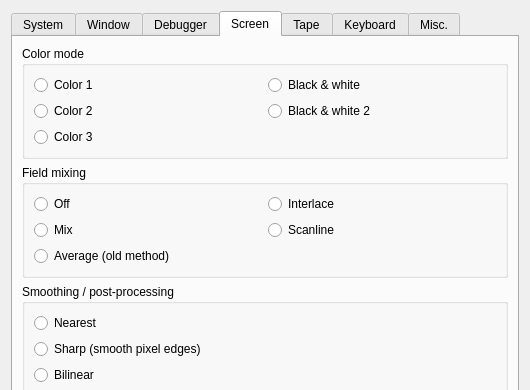
This is src/qt/qtSettingsDialog.ui in vpyk/emu80v4 as Qt 5 draws it before an edit; both pictures show x 0 to 530 and y 0 to 390 of the 530 by 621 pixel window. The edited form follows.
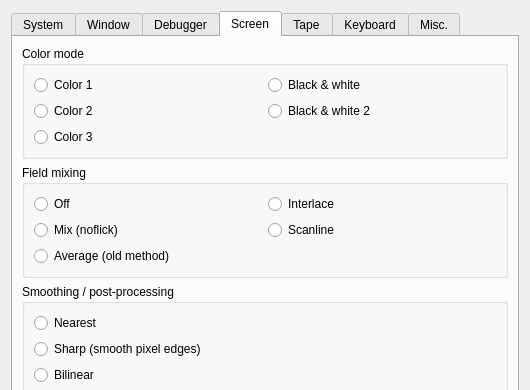
This is the edited form. The open tabs and pages were chosen to show the change.

Commit message: Mention "noflick" in the appropriate filed mixing mode

Diff of the .ui file:
```diff
--- a/src/qt/qtSettingsDialog.ui
+++ b/src/qt/qtSettingsDialog.ui
@@ -1226,7 +1226,7 @@
           <item row="1" column="0">
            <widget class="QRadioButton" name="mixingMixRadioButton">
             <property name="text">
-             <string>Mix</string>
+             <string>Mix (noflick)</string>
             </property>
            </widget>
           </item>
```
The commit also changes 2 other files.
